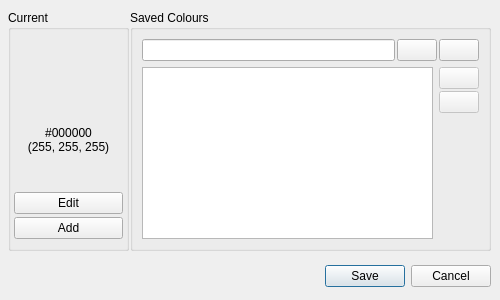
Above: data/qt/colour-picker.ui from polychromatic/polychromatic before the change. Below: the same form after it.
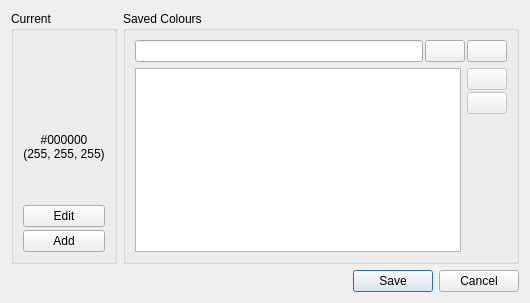
That is the form after the change. Icons and pictures are not drawn.

Commit message: colour-picker: Refactor layout to remove fixed dimensions

```diff
--- a/data/qt/colour-picker.ui
+++ b/data/qt/colour-picker.ui
@@ -9,20 +9,20 @@
    <rect>
     <x>0</x>
     <y>0</y>
-    <width>500</width>
-    <height>300</height>
+    <width>530</width>
+    <height>303</height>
    </rect>
   </property>
   <property name="minimumSize">
    <size>
-    <width>500</width>
-    <height>300</height>
+    <width>530</width>
+    <height>303</height>
    </size>
   </property>
   <property name="maximumSize">
    <size>
-    <width>500</width>
-    <height>300</height>
+    <width>530</width>
+    <height>303</height>
    </size>
   </property>
   <property name="baseSize">
@@ -40,30 +40,29 @@
   <property name="modal">
    <bool>true</bool>
   </property>
-  <widget class="QDialogButtonBox" name="buttonBox">
-   <property name="geometry">
-    <rect>
-     <x>10</x>
-     <y>260</y>
-     <width>481</width>
-     <height>32</height>
-    </rect>
-   </property>
-   <property name="orientation">
-    <enum>Qt::Horizontal</enum>
-   </property>
-   <property name="standardButtons">
-    <set>QDialogButtonBox::Cancel|QDialogButtonBox::Save</set>
-   </property>
-  </widget>
+  <layout class="QVBoxLayout" name="verticalLayout_5">
+   <item>
+    <widget class="QWidget" name="ColourContainer" native="true">
+     <layout class="QHBoxLayout" name="horizontalLayout_3">
+      <property name="leftMargin">
+       <number>0</number>
+      </property>
+      <property name="topMargin">
+       <number>0</number>
+      </property>
+      <property name="rightMargin">
+       <number>0</number>
+      </property>
+      <property name="bottomMargin">
+       <number>0</number>
+      </property>
+      <item>
   <widget class="QGroupBox" name="PreviewBox">
-   <property name="geometry">
-    <rect>
-     <x>8</x>
-     <y>10</y>
-     <width>121</width>
-     <height>241</height>
-    </rect>
+        <property name="sizePolicy">
+         <sizepolicy hsizetype="Minimum" vsizetype="Preferred">
+          <horstretch>0</horstretch>
+          <verstretch>0</verstretch>
+         </sizepolicy>
    </property>
    <property name="title">
     <string extracomment="The currently selected colour in the Colour Picker dialog box">Current</string>
@@ -72,15 +71,6 @@
     <bool>false</bool>
    </property>
    <layout class="QVBoxLayout" name="verticalLayout">
-    <property name="spacing">
-     <number>10</number>
-    </property>
-    <property name="leftMargin">
-     <number>3</number>
-    </property>
-    <property name="rightMargin">
-     <number>3</number>
-    </property>
     <item>
      <spacer name="verticalSpacer">
       <property name="orientation">
@@ -185,14 +175,14 @@
     </item>
    </layout>
   </widget>
+      </item>
+      <item>
   <widget class="QGroupBox" name="SavedBox">
-   <property name="geometry">
-    <rect>
-     <x>130</x>
-     <y>10</y>
-     <width>361</width>
-     <height>241</height>
-    </rect>
+        <property name="sizePolicy">
+         <sizepolicy hsizetype="MinimumExpanding" vsizetype="Preferred">
+          <horstretch>0</horstretch>
+          <verstretch>0</verstretch>
+         </sizepolicy>
    </property>
    <property name="title">
     <string>Saved Colours</string>
@@ -383,6 +373,21 @@
     </item>
    </layout>
   </widget>
+      </item>
+     </layout>
+    </widget>
+   </item>
+   <item>
+    <widget class="QDialogButtonBox" name="buttonBox">
+     <property name="orientation">
+      <enum>Qt::Horizontal</enum>
+     </property>
+     <property name="standardButtons">
+      <set>QDialogButtonBox::Cancel|QDialogButtonBox::Save</set>
+     </property>
+    </widget>
+   </item>
+  </layout>
  </widget>
  <resources/>
  <connections>
```
Left out of the diff: 9 changed lines with no effect on the pictures. Lines whose indentation alone changed are shown as unchanged.
